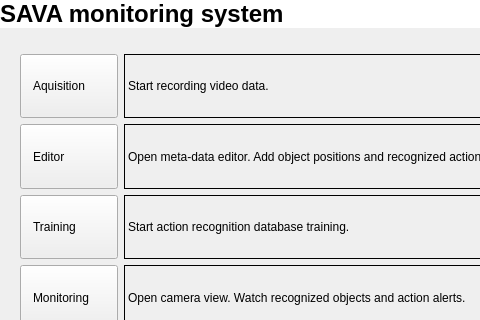
Qt form trunk/src/projects/src/StartPanel/ui/StartPanel.ui (mk4me/sava-linux) before a commit; both pictures show x 0 to 480 and y 0 to 320 of the 600 by 420 pixel window.
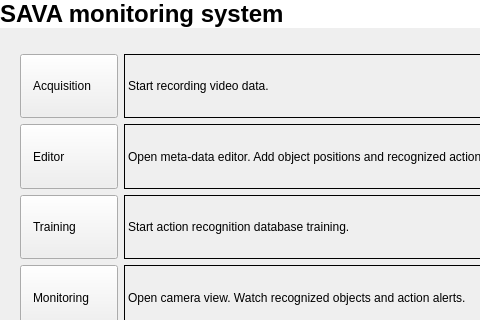
The same form after that commit. Icons and pictures are not drawn.

```diff
--- a/trunk/src/projects/src/StartPanel/ui/StartPanel.ui
+++ b/trunk/src/projects/src/StartPanel/ui/StartPanel.ui
@@ -446,7 +446,7 @@
 spacing: 10;</string>
         </property>
         <property name="text">
-         <string>Aquisition</string>
+         <string>Acquisition</string>
         </property>
         <property name="icon">
          <iconset resource="../Resources/resources.qrc">
```
Left out of the diff: 51 changed lines with no effect on the pictures.
